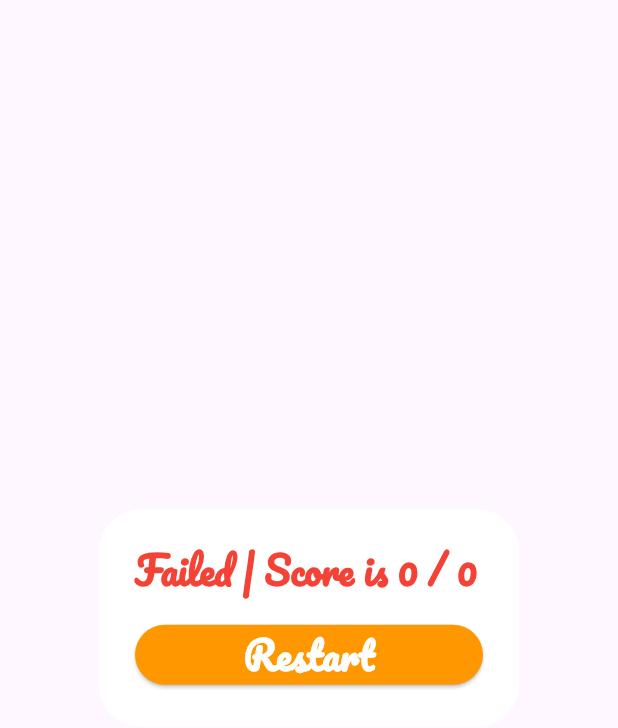
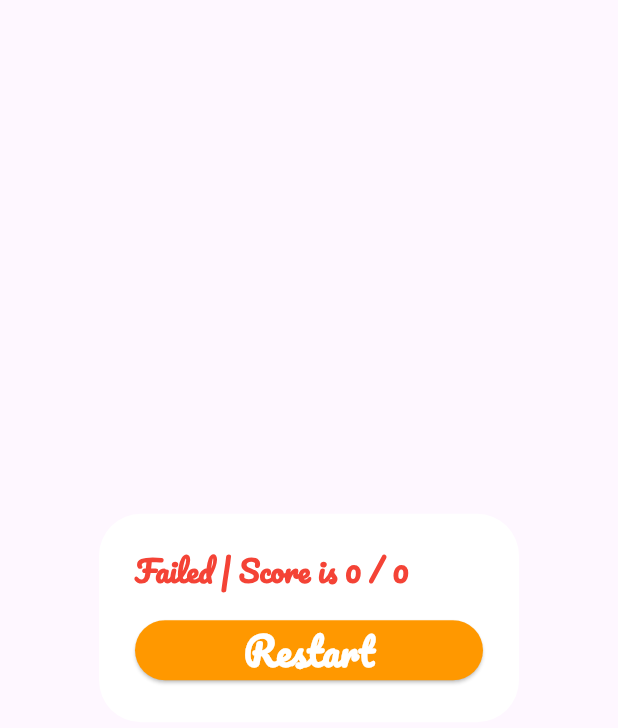
Before and after one commit to ahmedalam782/Simple_quiz_app, a Flutter app: the ShowScoreDialog widget shown alone on an empty page, opened directly with empty values, on a phone screen of 412 x 824 dp. Shown: the top 728 px of the screen. Run offline on Flutter 3.47's test engine with Material 3 defaults, Android fonts, the phone set to English and light mode, and no system bars.

```diff
--- a/lib/main.dart
+++ b/lib/main.dart
@@ -16,6 +16,7 @@ class QuizApp extends StatelessWidget {
   @override
   Widget build(BuildContext context) {
     return const MaterialApp(
+      debugShowCheckedModeBanner: false,
       home: Home(),
     );
   }
--- a/lib/widgets/show_score_dialog.dart
+++ b/lib/widgets/show_score_dialog.dart
@@ -22,7 +22,7 @@ class ShowScoreDialog extends StatelessWidget {
         "$title | Score is $score / $questionLength",
         style: TextStyle(
           color: isPassed ? Colors.green : Colors.red,
-          fontSize: 25,
+          fontSize: 20,
           fontFamily: 'Pacifico',
           fontWeight: FontWeight.bold,
         ),
```
